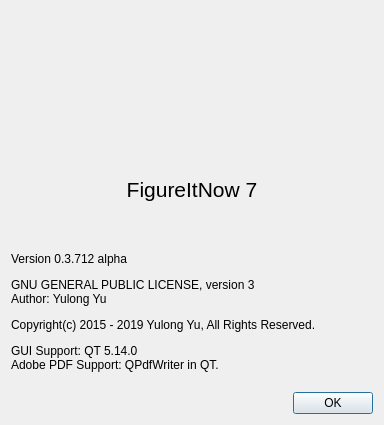
This is FigureItNow7/finUiAboutDlg.ui in yuylong/FigureItNow as Qt 5 draws it before an edit. The edited form follows.
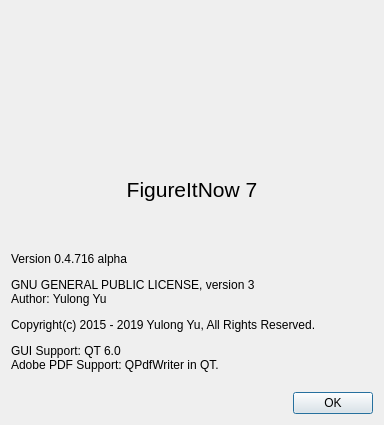
This is the edited form. Icons and pictures are not drawn.

```diff
--- a/FigureItNow7/finUiAboutDlg.ui
+++ b/FigureItNow7/finUiAboutDlg.ui
@@ -52,7 +52,7 @@
    <item>
     <widget class="QLabel" name="lblCopyrights">
      <property name="text">
-      <string>&lt;html&gt;&lt;head/&gt;&lt;body&gt;&lt;p&gt;Version 0.3.712 alpha&lt;/p&gt;&lt;p&gt;&lt;span style=&quot; color:#000000;&quot;&gt;GNU GENERAL PUBLIC LICENSE, version 3&lt;/span&gt;&lt;br/&gt;Author: Yulong Yu&lt;/p&gt;&lt;p&gt;Copyright(c) 2015 - 2019 Yulong Yu, All Rights Reserved.&lt;/p&gt;&lt;p&gt;GUI Support: QT 5.14.0&lt;br/&gt;Adobe PDF Support: QPdfWriter in QT.&lt;br/&gt;&lt;/p&gt;&lt;/body&gt;&lt;/html&gt;</string>
+      <string>&lt;html&gt;&lt;head/&gt;&lt;body&gt;&lt;p&gt;Version 0.4.716 alpha&lt;/p&gt;&lt;p&gt;&lt;span style=&quot; color:#000000;&quot;&gt;GNU GENERAL PUBLIC LICENSE, version 3&lt;/span&gt;&lt;br/&gt;Author: Yulong Yu&lt;/p&gt;&lt;p&gt;Copyright(c) 2015 - 2019 Yulong Yu, All Rights Reserved.&lt;/p&gt;&lt;p&gt;GUI Support: QT 6.0&lt;br/&gt;Adobe PDF Support: QPdfWriter in QT.&lt;br/&gt;&lt;/p&gt;&lt;/body&gt;&lt;/html&gt;</string>
      </property>
      <property name="margin">
       <number>8</number>
```
